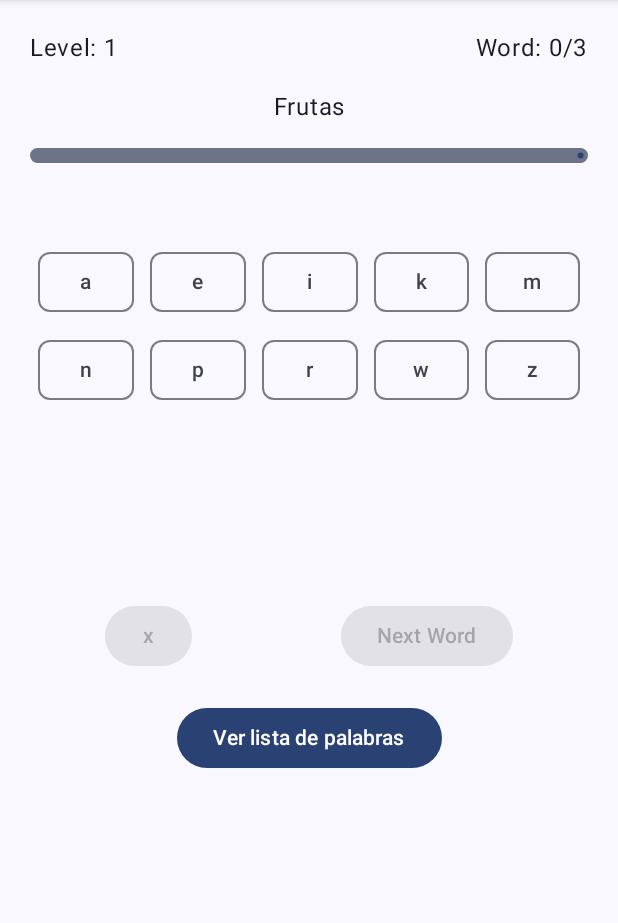
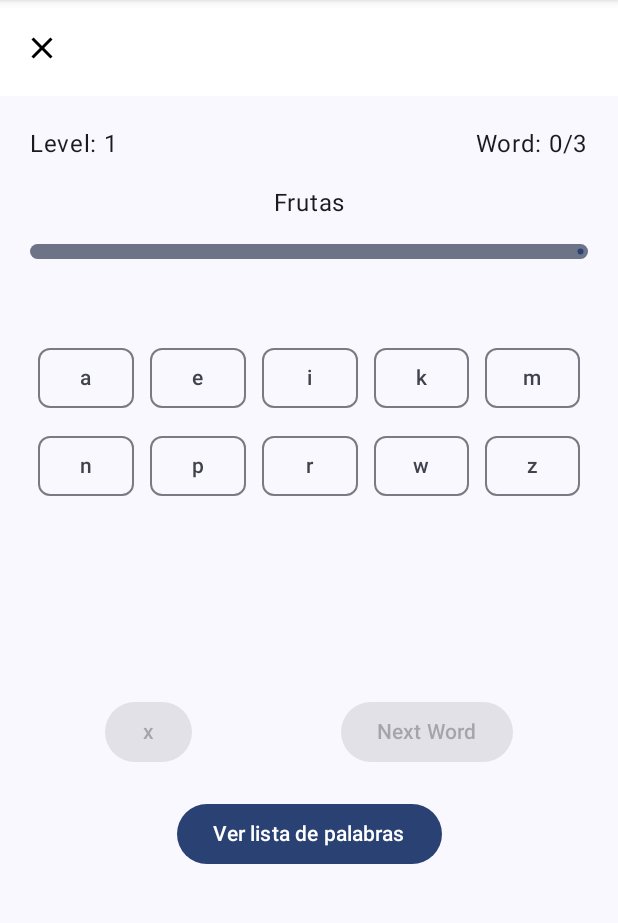
Before and after one commit to JosenRomero/next-letter-puzzle-mobileversion, an Android app built with Jetpack Compose: the PlayScreen screen opened through its navigation route, on a phone screen of 412 x 824 dp, the part 84-1007 px from its top. Run offline under Robolectric (Android 15) with nearby library versions, the phone set to English and light mode, and no system bars; our stand-ins replace Dagger/Hilt's generated code, Room's generated code.

Commit message:
add SimpleTopAppBar component

```diff
--- /dev/null
+++ b/app/src/main/java/com/josenromero/nextletterpuzzle/ui/components/SimpleTopAppBar.kt
@@ -0,0 +1,38 @@
+package com.josenromero.nextletterpuzzle.ui.components
+
+import androidx.compose.material.icons.Icons
+import androidx.compose.material.icons.filled.Close
+import androidx.compose.material3.ExperimentalMaterial3Api
+import androidx.compose.material3.Icon
+import androidx.compose.material3.IconButton
+import androidx.compose.material3.Text
+import androidx.compose.material3.TopAppBar
+import androidx.compose.material3.TopAppBarDefaults
+import androidx.compose.runtime.Composable
+import androidx.compose.ui.graphics.Color
+
+@OptIn(ExperimentalMaterial3Api::class)
+@Composable
+fun SimpleTopAppBar(
+    title: String,
+    onNavigateToAScreen: () -> Unit
+) {
+
+    TopAppBar(
+        colors = TopAppBarDefaults.centerAlignedTopAppBarColors(
+            containerColor = Color.White,
+            titleContentColor = Color.Black
+        ),
+        title = { Text(text = title) },
+        navigationIcon = {
+            IconButton(onClick = { onNavigateToAScreen() }) {
+                Icon(
+                    imageVector = Icons.Filled.Close,
+                    contentDescription = "back icon",
+                    tint = Color.Black
+                )
+            }
+        }
+    )
+
+}
--- a/app/src/main/java/com/josenromero/nextletterpuzzle/ui/main/views/PlayScreen.kt
+++ b/app/src/main/java/com/josenromero/nextletterpuzzle/ui/main/views/PlayScreen.kt
@@ -32,6 +32,7 @@ import com.josenromero.nextletterpuzzle.ui.components.ButtonsContainer
 import com.josenromero.nextletterpuzzle.ui.components.LinearIndicator
 import com.josenromero.nextletterpuzzle.ui.components.Loading
 import com.josenromero.nextletterpuzzle.ui.components.ResultContainer
+import com.josenromero.nextletterpuzzle.ui.components.SimpleTopAppBar
 import com.josenromero.nextletterpuzzle.ui.components.WordsList
 import com.josenromero.nextletterpuzzle.ui.main.navigation.AppScreens
 import com.josenromero.nextletterpuzzle.ui.theme.NextLetterPuzzleTheme
@@ -65,7 +66,16 @@ fun PlayScreen(
 
     val achievement = checkAchievementUnlocked(currentLevel = player.currentLevel)
 
-    Scaffold {
+    Scaffold(
+        topBar = {
+            SimpleTopAppBar(
+                title = "",
+                onNavigateToAScreen = {
+                    onNavigateToAScreen(AppScreens.HomeScreen.route)
+                }
+            )
+        }
+    ) {
         Box(
             modifier = Modifier
                 .fillMaxSize()
```
Also changed, not shown: app/src/main/java/com/josenromero/nextletterpuzzle/ui/main/views/AchievementsScreen.kt (+4 -25 lines).
